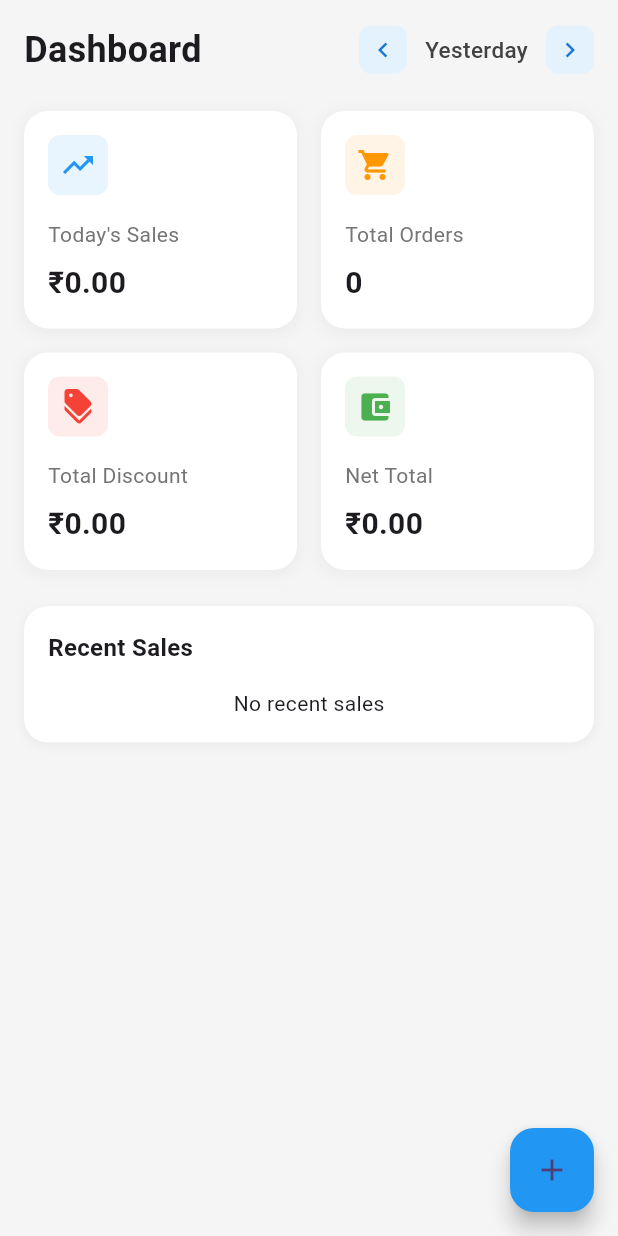
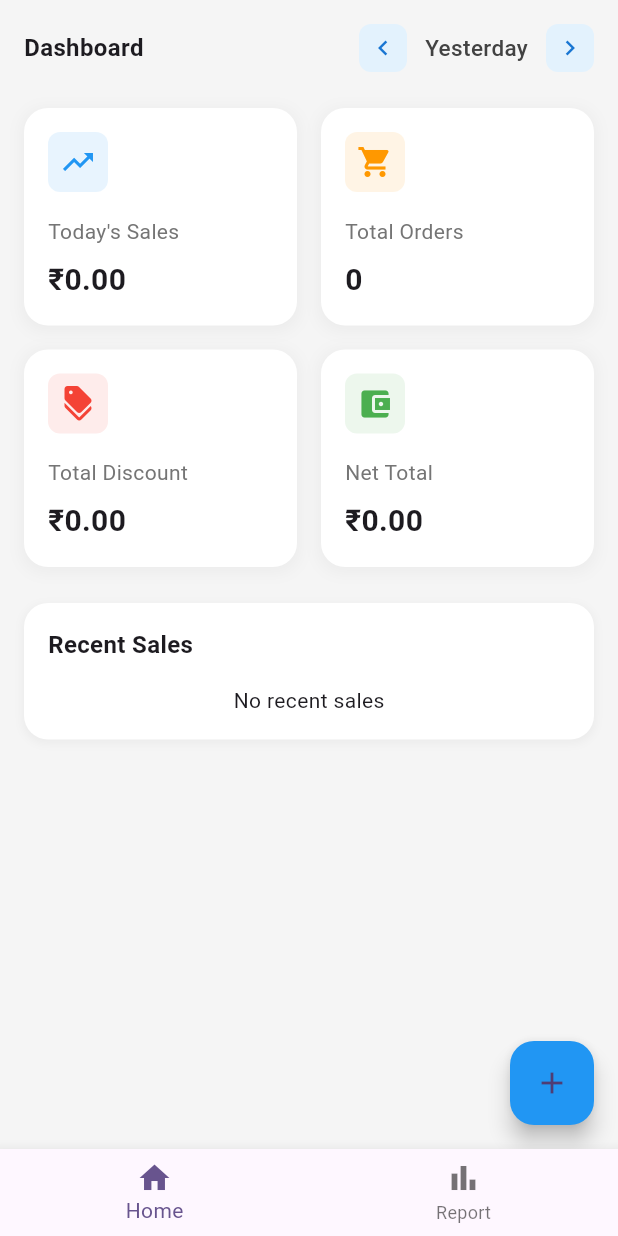
Before and after one commit to RiyasFoxiom/mobile_erp, a Flutter app: the screen it shows after launch, after a tap on the "chevron left" icon, on a phone screen of 412 x 824 dp. Run offline on Flutter 3.47's test engine with Material 3 defaults, Android fonts, the phone set to English and light mode, and no system bars; our stand-ins replace firebase_core, firebase_database, get, syncfusion_flutter_charts, syncfusion_flutter_datagrid; missing offline and left inert: syncfusion_flutter_core; accounts and stored records are empty.

Commit message:
report view added

```diff
--- /dev/null
+++ b/lib/controllers/landing_controller.dart
@@ -0,0 +1,9 @@
+import 'package:get/get.dart';
+
+class LandingController extends GetxController {
+  final RxInt currentIndex = 0.obs;
+
+  void changePage(int index) {
+    currentIndex.value = index;
+  }
+}
--- /dev/null
+++ b/lib/controllers/report_controller.dart
@@ -0,0 +1,3 @@
+import 'package:get/get.dart';
+
+class ReportController extends GetxController {}
--- a/lib/main.dart
+++ b/lib/main.dart
@@ -3,8 +3,9 @@ import 'package:firebase_database/firebase_database.dart';
 import 'package:flutter/material.dart';
 import 'package:get/get.dart';
 import 'package:small_mobile_erp/controllers/home_controller.dart';
+import 'package:small_mobile_erp/controllers/landing_controller.dart';
 import 'package:small_mobile_erp/firebase_options.dart';
-import 'package:small_mobile_erp/view/home_view.dart';
+import 'package:small_mobile_erp/view/landing_view.dart';
 
 import 'controllers/sales_controller.dart';
 
@@ -46,8 +47,9 @@ class MyApp extends StatelessWidget {
       initialBinding: BindingsBuilder(() {
         Get.put(HomeController());
         Get.put(SalesController());
+        Get.put(LandingController());
       }),
-      home: const HomeView(),
+      home: LandingView(),
     );
   }
 }
--- a/lib/view/home_view.dart
+++ b/lib/view/home_view.dart
@@ -28,7 +28,7 @@ class HomeView extends GetView<HomeController> {
                         const Text(
                           'Dashboard',
                           style: TextStyle(
-                            fontSize: 24,
+                            fontSize: 16,
                             fontWeight: FontWeight.bold,
                           ),
                         ),
--- /dev/null
+++ b/lib/view/landing_view.dart
@@ -0,0 +1,40 @@
+import 'package:flutter/material.dart';
+import 'package:get/get.dart';
+import 'home_view.dart';
+import 'report_view.dart';
+import '../controllers/landing_controller.dart';
+
+class LandingView extends GetView<LandingController> {
+  const LandingView({super.key});
+
+  @override
+  Widget build(BuildContext context) {
+    return Scaffold(
+      body: Obx(
+        () => IndexedStack(
+          index: controller.currentIndex.value,
+          children: [
+            HomeView(),
+            ReportView(),
+          ],
+        ),
+      ),
+      bottomNavigationBar: Obx(
+        () => BottomNavigationBar(
+          currentIndex: controller.currentIndex.value,
+          onTap: controller.changePage,
+          items: const [
+            BottomNavigationBarItem(
+              icon: Icon(Icons.home),
+              label: 'Home',
+            ),
+            BottomNavigationBarItem(
+              icon: Icon(Icons.bar_chart),
+              label: 'Report',
+            ),
+          ],
+        ),
+      ),
+    );
+  }
+}
--- /dev/null
+++ b/lib/view/report_view.dart
@@ -0,0 +1,350 @@
+import 'package:flutter/material.dart';
+import 'package:get/get.dart';
+import '../controllers/report_controller.dart';
+import 'package:syncfusion_flutter_charts/charts.dart';
+import 'package:intl/intl.dart';
+
+class ReportView extends StatelessWidget {
+  final ReportController controller = Get.put(ReportController());
+
+  ReportView({super.key});
+
+  @override
+  Widget build(BuildContext context) {
+    return Scaffold(
+      backgroundColor: Colors.grey[50],
+      body: SafeArea(
+        child: Column(
+          children: [
+            _buildHeader(),
+            Expanded(
+              child: SingleChildScrollView(
+                padding: const EdgeInsets.symmetric(
+                  horizontal: 16.0,
+                  vertical: 8.0,
+                ),
+                child: Column(
+                  crossAxisAlignment: CrossAxisAlignment.start,
+                  children: [
+                    _buildSummaryCards(),
+                    const SizedBox(height: 12),
+                    _buildSalesChart(),
+                    const SizedBox(height: 12),
+                    _buildSalesList(),
+                  ],
+                ),
+              ),
+            ),
+          ],
+        ),
+      ),
+    );
+  }
+
+  Widget _buildHeader() {
+    return Container(
+      padding: const EdgeInsets.symmetric(horizontal: 16.0, vertical: 8.0),
+      decoration: BoxDecoration(
+        color: Colors.white,
+        boxShadow: [
+          BoxShadow(
+            color: Colors.grey.withOpacity(0.05),
+            spreadRadius: 0,
+            blurRadius: 10,
+          ),
+        ],
+      ),
+      child: Row(
+        mainAxisAlignment: MainAxisAlignment.spaceBetween,
+        children: [
+          const Text(
+            'Sales Report',
+            style: TextStyle(fontSize: 16, fontWeight: FontWeight.w500),
+          ),
+          _buildDateSelector(),
+        ],
+      ),
+    );
+  }
+
+  Widget _buildDateSelector() {
+    return Container(
+      // padding: const EdgeInsets.symmetric(horizontal: 12, vertical: 6),
+      decoration: BoxDecoration(
+        color: Colors.blue.withOpacity(0.05),
+        borderRadius: BorderRadius.circular(20),
+      ),
+      child: Row(
+        mainAxisSize: MainAxisSize.min,
+        children: [
+          IconButton(
+            icon: const Icon(Icons.arrow_back_ios, size: 16),
+            onPressed: () {
+              // Date navigation logic would go here
+            },
+          ),
+          const Text(
+            'Today',
+            style: TextStyle(fontSize: 14, fontWeight: FontWeight.w500),
+          ),
+          IconButton(
+            icon: const Icon(Icons.arrow_forward_ios, size: 16),
+            onPressed: () {
+              // Date navigation logic would go here
+            },
+          ),
+        ],
+      ),
+    );
+  }
+
+  Widget _buildSummaryCards() {
+    return Column(
+      children: [
+        Row(
+          children: [
+            Expanded(
+              child: _buildSummaryCard(
+                'Total Sales',
+                '₹12,500.00',
+                Icons.attach_money,
+                const Color(0xFF4CAF50),
+              ),
+            ),
+            const SizedBox(width: 8),
+            Expanded(
+              child: _buildSummaryCard(
+                'Orders',
+                '25',
+                Icons.shopping_cart,
+                const Color(0xFF2196F3),
+              ),
+            ),
+          ],
+        ),
+        const SizedBox(height: 8),
+        Row(
+          children: [
+            Expanded(
+              child: _buildSummaryCard(
+                'Discounts',
+                '₹1,200.00',
+                Icons.discount,
+                const Color(0xFFFF9800),
+              ),
+            ),
+            const SizedBox(width: 8),
+            Expanded(
+              child: _buildSummaryCard(
+                'Net Total',
+                '₹11,300.00',
+                Icons.account_balance_wallet,
+                const Color(0xFF9C27B0),
+              ),
+            ),
+          ],
+        ),
+      ],
+    );
+  }
+
+  Widget _buildSummaryCard(
+    String title,
+    String value,
+    IconData icon,
+    Color color,
+  ) {
+    return Container(
+      padding: const EdgeInsets.symmetric(horizontal: 12, vertical: 16),
+      decoration: BoxDecoration(
+        color: color.withOpacity(0.05),
+        borderRadius: BorderRadius.circular(12),
+      ),
+      child: Column(
+        crossAxisAlignment: CrossAxisAlignment.start,
+        children: [
+          Row(
+            children: [
+              Icon(icon, color: color, size: 18),
+              const SizedBox(width: 6),
+              Text(
+                title,
+                style: TextStyle(
+                  fontSize: 12,
+                  color: Colors.grey[700],
+                  fontWeight: FontWeight.w500,
+                ),
+              ),
+            ],
+          ),
+          const SizedBox(height: 6),
+          Text(
+            value,
+            style: TextStyle(
+              fontSize: 18,
+              fontWeight: FontWeight.w600,
+              color: color,
+            ),
+          ),
+        ],
+      ),
+    );
+  }
+
+  Widget _buildSalesChart() {
+    return Container(
+      padding: const EdgeInsets.all(12),
+      decoration: BoxDecoration(
+        color: Colors.white,
+        borderRadius: BorderRadius.circular(12),
+        boxShadow: [
+          BoxShadow(
+            color: Colors.grey.withOpacity(0.05),
+            spreadRadius: 0,
+            blurRadius: 10,
+          ),
+        ],
+      ),
+      child: Column(
+        crossAxisAlignment: CrossAxisAlignment.start,
+        children: [
+          const Text(
+            'Sales Trend',
+            style: TextStyle(fontSize: 16, fontWeight: FontWeight.w600),
+          ),
+          const SizedBox(height: 12),
+          SizedBox(
+            height: 180,
+            child: SfCartesianChart(
+              primaryXAxis: CategoryAxis(
+                labelStyle: const TextStyle(color: Colors.grey, fontSize: 11),
+                majorGridLines: const MajorGridLines(width: 0),
+              ),
+              primaryYAxis: NumericAxis(
+                labelStyle: const TextStyle(color: Colors.grey, fontSize: 11),
+                numberFormat: NumberFormat.currency(
+                  symbol: '₹',
+                  decimalDigits: 0,
+                ),
+                majorGridLines: MajorGridLines(
+                  color: Colors.grey.withOpacity(0.1),
+                  width: 1,
+                ),
+              ),
+              plotAreaBorderWidth: 0,
+              series: <CartesianSeries<SalesData, String>>[
+                ColumnSeries<SalesData, String>(
+                  dataSource: [
+                    SalesData('9 AM', 3000),
+                    SalesData('12 PM', 6000),
+                    SalesData('3 PM', 5500),
+                    SalesData('6 PM', 7000),
+                    SalesData('9 PM', 8000),
+                  ],
+                  xValueMapper: (SalesData sales, _) => sales.hour,
+                  yValueMapper: (SalesData sales, _) => sales.amount,
+                  color: const Color(0xFF2196F3),
+                  borderRadius: BorderRadius.circular(4),
+                ),
+              ],
+            ),
+          ),
+        ],
+      ),
+    );
+  }
+
+  Widget _buildSalesList() {
+    return Container(
+      padding: const EdgeInsets.all(12),
+      decoration: BoxDecoration(
+        color: Colors.white,
+        borderRadius: BorderRadius.circular(12),
+        boxShadow: [
+          BoxShadow(
+            color: Colors.grey.withOpacity(0.05),
+            spreadRadius: 0,
+            blurRadius: 10,
+          ),
+        ],
+      ),
+      child: Column(
+        crossAxisAlignment: CrossAxisAlignment.start,
+        children: [
+          const Text(
+            'Recent Sales',
+            style: TextStyle(fontSize: 16, fontWeight: FontWeight.w600),
+          ),
+          const SizedBox(height: 12),
+          ListView.builder(
+            shrinkWrap: true,
+            physics: const NeverScrollableScrollPhysics(),
+            itemCount: 5,
+            itemBuilder: (context, index) {
+              return Container(
+                margin: const EdgeInsets.only(bottom: 8),
+                padding: const EdgeInsets.all(10),
+                decoration: BoxDecoration(
+                  color: Colors.grey[50],
+                  borderRadius: BorderRadius.circular(8),
+                ),
+                child: Row(
+                  children: [
+                    Container(
+                      padding: const EdgeInsets.all(6),
+                      decoration: BoxDecoration(
+                        color: const Color(0xFF2196F3).withOpacity(0.1),
+                        borderRadius: BorderRadius.circular(6),
+                      ),
+                      child: const Icon(
+                        Icons.receipt_long,
+                        color: Color(0xFF2196F3),
+                        size: 18,
+                      ),
+                    ),
+                    const SizedBox(width: 10),
+                    Expanded(
+                      child: Column(
+                        crossAxisAlignment: CrossAxisAlignment.start,
+                        children: [
+                          Text(
+                            'Invoice #INV-${1000 + index}',
+                            style: const TextStyle(
+                              fontWeight: FontWeight.w500,
+                              fontSize: 13,
+                            ),
+                          ),
+                          Text(
+                            '${9 + index}:00 AM',
+                            style: TextStyle(
+                              color: Colors.grey[600],
+                              fontSize: 11,
+                            ),
+                          ),
+                        ],
+                      ),
+                    ),
+                    Text(
+                      '₹${(500 + index * 100).toStringAsFixed(2)}',
+                      style: const TextStyle(
+                        fontWeight: FontWeight.w600,
+                        fontSize: 14,
+                        color: Color(0xFF2196F3),
+                      ),
+                    ),
+                  ],
+                ),
+              );
+            },
+          ),
+        ],
+      ),
+    );
+  }
+}
+
+class SalesData {
+  SalesData(this.hour, this.amount);
+  final String hour;
+  final double amount;
+}
--- a/pubspec.yaml
+++ b/pubspec.yaml
@@ -35,12 +35,13 @@ dependencies:
   # Use with the CupertinoIcons class for iOS style icons.
   cupertino_icons: ^1.0.8
   firebase_core: ^3.13.0
-  fl_chart: ^0.70.2
+  # fl_chart: ^0.70.2
   get: ^4.7.2
   firebase_database: ^11.3.5
   intl: ^0.19.0
   syncfusion_flutter_datagrid: ^29.1.35
   syncfusion_flutter_core: ^29.1.35
+  syncfusion_flutter_charts: ^29.1.35
 
 dev_dependencies:
   flutter_test:
```
Also changed, not shown: pubspec.lock.
